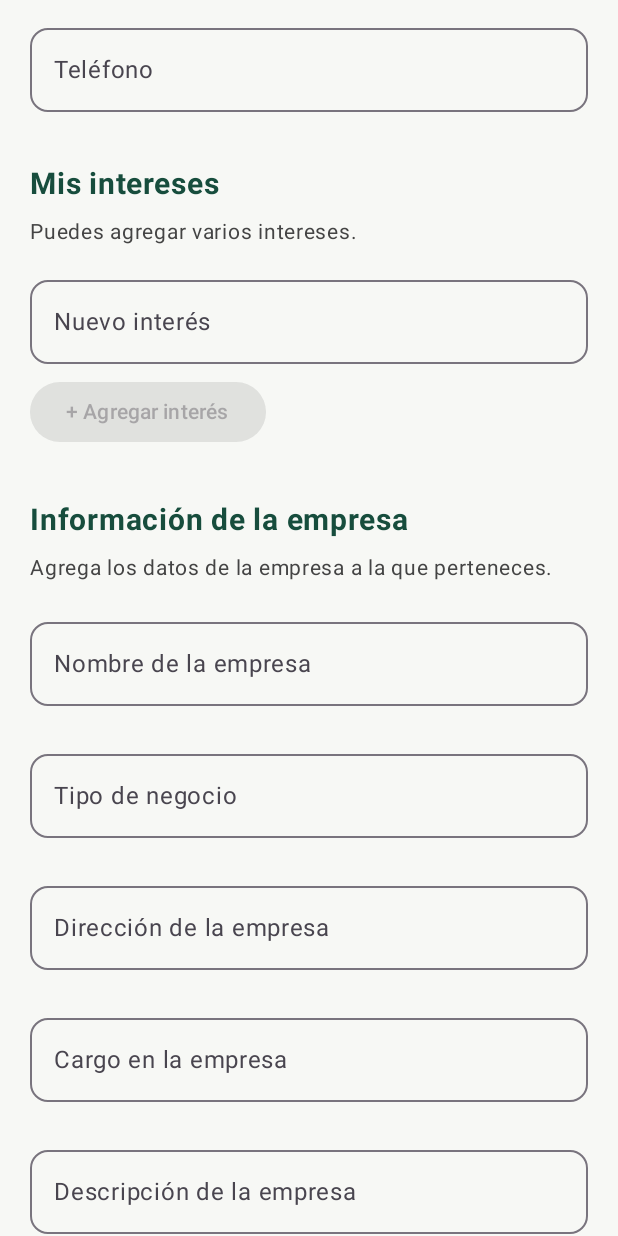
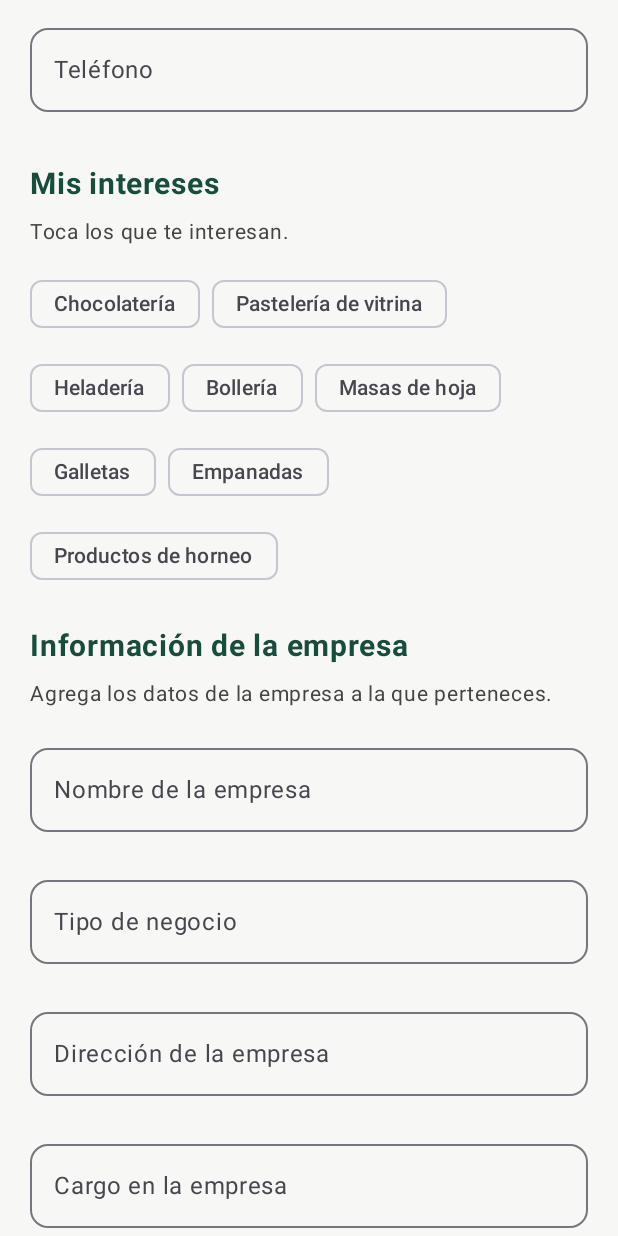
Before and after one commit to lucas-parra29/proyeto_master_martini, an Android app built with Jetpack Compose: the EditProfileScreen screen opened through its navigation route, scrolled down 576 dp, on a phone screen of 412 x 824 dp. Run offline under Robolectric (Android 15) with nearby library versions, the phone set to English and light mode, and no system bars.

Commit message:
style: resalta con color oscuro los intereses seleccionados

```diff
--- a/app/src/main/java/com/example/proyectomartini/ui/screens/EditProfileScreen.kt
+++ b/app/src/main/java/com/example/proyectomartini/ui/screens/EditProfileScreen.kt
@@ -19,7 +19,6 @@ import androidx.compose.foundation.text.KeyboardOptions
 import androidx.compose.foundation.verticalScroll
 import androidx.compose.material3.*
 import androidx.compose.runtime.*
-import androidx.compose.runtime.saveable.rememberSaveable
 import androidx.compose.ui.Alignment
 import androidx.compose.ui.Modifier
 import androidx.compose.ui.draw.clip
@@ -40,6 +39,7 @@ import java.io.File
 private val VerdeMartini = Color(0xFF174D3D)
 private val FondoMartini = Color(0xFFF7F8F5)
 
+@OptIn(ExperimentalLayoutApi::class)
 @Composable
 fun EditProfileScreen(
     onBackClick: () -> Unit = {},
@@ -47,10 +47,6 @@ fun EditProfileScreen(
 ) {
     val estado by editViewModel.uiState.collectAsState()
     val context = LocalContext.current
-
-    var nuevoInteres by rememberSaveable {
-        mutableStateOf("")
-    }
 
     var mensajeFoto by remember {
         mutableStateOf<String?>(null)
@@ -283,67 +279,51 @@ fun EditProfileScreen(
             Spacer(modifier = Modifier.height(8.dp))
 
             Text(
-                text = "Puedes agregar varios intereses.",
+                text = "Toca los que te interesan.",
                 fontSize = 14.sp,
                 color = Color.DarkGray
             )
 
             Spacer(modifier = Modifier.height(12.dp))
 
-            OutlinedTextField(
-                value = nuevoInteres,
-                onValueChange = { nuevoInteres = it },
-                label = { Text("Nuevo interés") },
-                placeholder = { Text("Ejemplo: Chocolatería") },
-                singleLine = true,
-                modifier = Modifier.fillMaxWidth(),
-                shape = RoundedCornerShape(12.dp)
+            val opcionesIntereses = listOf(
+                "Chocolatería",
+                "Pastelería de vitrina",
+                "Heladería",
+                "Bollería",
+                "Masas de hoja",
+                "Galletas",
+                "Empanadas",
+                "Productos de horneo"
             )
-
-            Spacer(modifier = Modifier.height(8.dp))
-
-            Button(
-                onClick = {
-                    editViewModel.agregarInteres(nuevoInteres)
-                    nuevoInteres = ""
-                },
-                enabled = nuevoInteres.isNotBlank() &&
-                        !nuevoInteres.contains(","),
-                colors = ButtonDefaults.buttonColors(
-                    containerColor = VerdeMartini
-                )
-            ) {
-                Text("+ Agregar interés")
-            }
-
-            Spacer(modifier = Modifier.height(12.dp))
 
             val listaIntereses = estado.intereses
                 .split(",")
                 .map { it.trim() }
                 .filter { it.isNotEmpty() }
 
-            listaIntereses.forEach { interes ->
-                Row(
-                    modifier = Modifier
-                        .fillMaxWidth()
-                        .padding(vertical = 4.dp),
-                    verticalAlignment = Alignment.CenterVertically,
-                    horizontalArrangement = Arrangement.SpaceBetween
-                ) {
-                    Text(
-                        text = interes,
-                        modifier = Modifier.weight(1f),
-                        color = VerdeMartini
+            // Intereses guardados antes que no están en la lista (para poder quitarlos)
+            val interesesExtra = listaIntereses.filter { guardado ->
+                opcionesIntereses.none { it.equals(guardado, ignoreCase = true) }
+            }
+
+            FlowRow(
+                horizontalArrangement = Arrangement.spacedBy(8.dp),
+                verticalArrangement = Arrangement.spacedBy(8.dp)
+            ) {
+                (opcionesIntereses + interesesExtra).forEach { opcion ->
+                    val activo = listaIntereses.any {
+                        it.equals(opcion, ignoreCase = true)
+                    }
+
+                    FilterChip(
+                        selected = activo,
+                        onClick = {
+                            if (activo) editViewModel.eliminarInteres(opcion)
+                            else editViewModel.agregarInteres(opcion)
+                        },
+                        label = { Text(opcion) }
                     )
-
-                    TextButton(
-                        onClick = {
-                            editViewModel.eliminarInteres(interes)
-                        }
-                    ) {
-                        Text("Eliminar")
-                    }
                 }
             }
 
```
